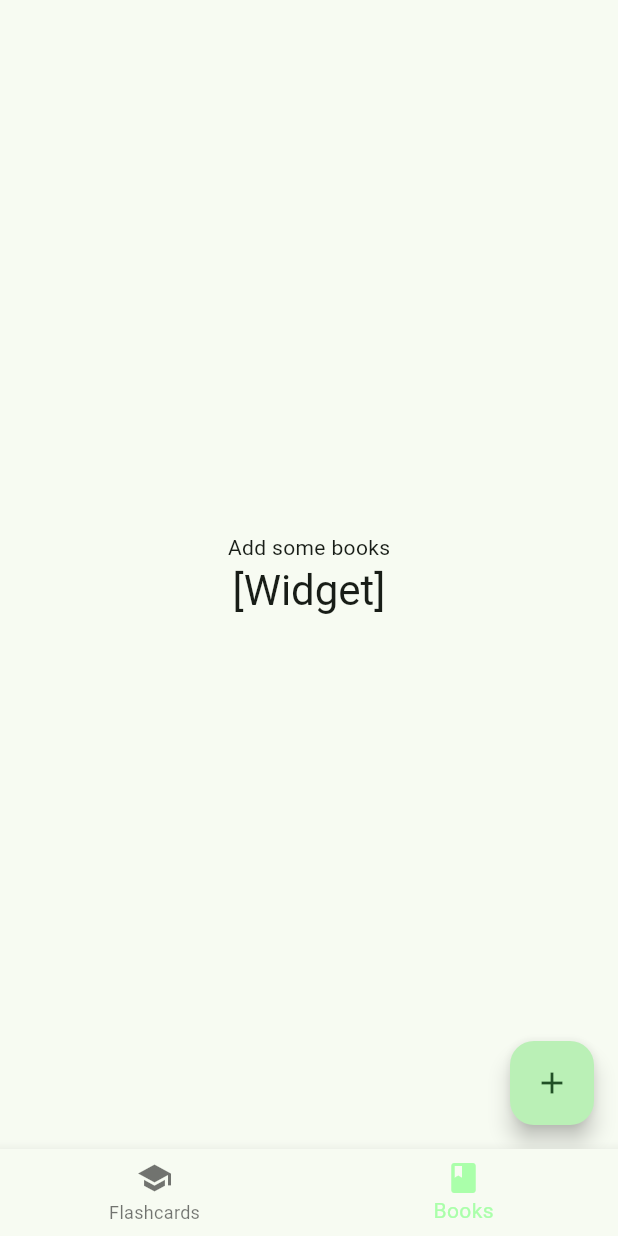
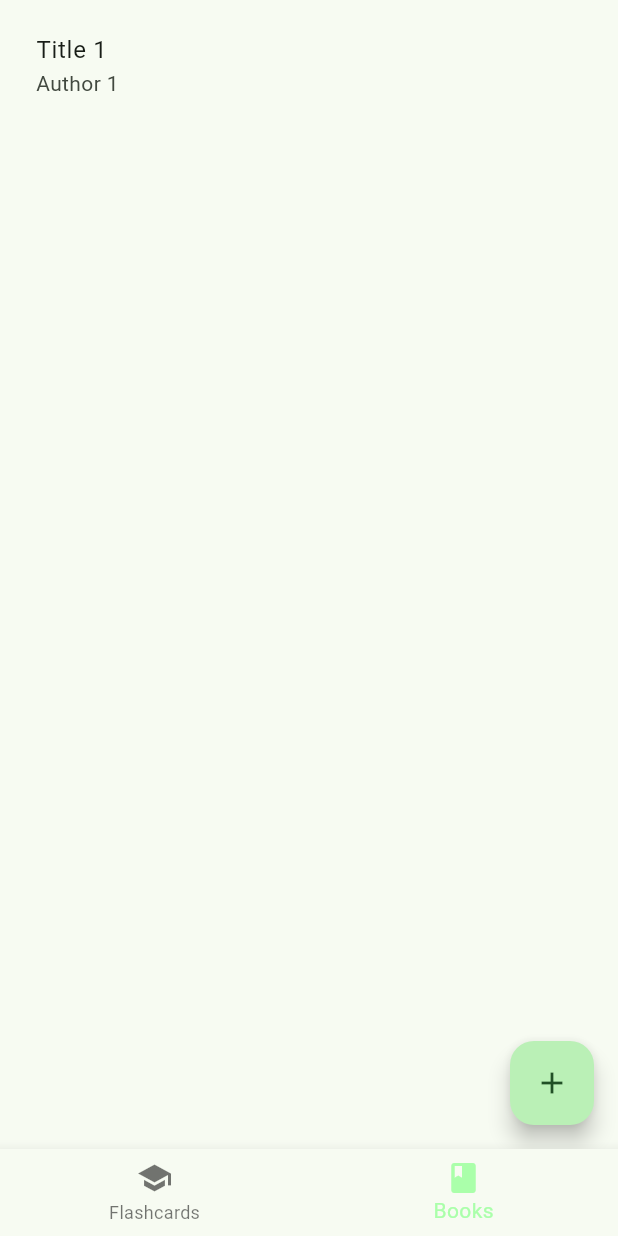
Before and after one commit to pablolambo/FlashRead, a Flutter app: the screen it shows after launch, item 2 of the bottom bar chosen, after a tap on the "add" icon, on a phone screen of 412 x 824 dp. Run offline on Flutter 3.47's test engine with Material 3 defaults, Android fonts, the phone set to English and light mode, and no system bars.

Commit message:
Added books list

```diff
--- a/src/flash_read/lib/main.dart
+++ b/src/flash_read/lib/main.dart
@@ -1,6 +1,6 @@
 import 'package:flutter/material.dart';
-import 'books_page.dart';
-import 'navigation_bar.dart';
+import 'pages/books_page.dart';
+import 'pages/navigation_bar.dart';
 
 void main() {
   runApp(const FlashReadApp());
--- /dev/null
+++ b/src/flash_read/lib/models/book_model.dart
@@ -0,0 +1,9 @@
+import 'package:flutter/material.dart';
+
+class Book {
+  String title;
+  String author;
+  final IconData _icon = Icons.book;
+
+  Book({required this.title, required this.author});
+}
--- a/src/flash_read/lib/books_page.dart
+++ b/src/flash_read/lib/pages/books_page.dart
@@ -1,3 +1,4 @@
+import 'package:flash_read/models/book_model.dart';
 import 'package:flutter/material.dart';
 
 class BooksPage extends StatefulWidget {
@@ -8,7 +9,8 @@ class BooksPage extends StatefulWidget {
 }
 
 class _BooksPageState extends State<BooksPage> {
-  List<Widget> _books = [];
+  List<Book> _books = <Book>[];
+  int _counter = 0;
 
   void _addBook() {
     setState(() {
@@ -17,29 +19,47 @@ class _BooksPageState extends State<BooksPage> {
       // so that the display can reflect the updated values. If we changed
       // _counter without calling setState(), then the build method would not be
       // called again, and so nothing would appear to happen.
-      _books.add(const Placeholder());
+      _counter++;
+      _books.add(Book(author: "Author $_counter", title: "Title $_counter"));
     });
   }
 
   @override
   Widget build(BuildContext context) {
-    // This method is rerun every time setState is called, for instance as done
-    // by the _incrementCounter method above.
+    return Scaffold(
+      body: _books.isEmpty ? showDefault() : showBooks(),
+    );
+  }
 
+  Scaffold showBooks() {
     return Scaffold(
-      body: Center(
+      body: ListView.builder(
+        itemCount: _books.length,
+        padding: const EdgeInsets.all(8),
+        itemBuilder: (context, int index) {
+          final book = _books[index];
+          return ListTile(
+            title: Text(book.title),
+            subtitle: Text(book.author),
+          );
+        },
+      ),
+      floatingActionButton: FloatingActionButton(
+        onPressed: _addBook,
+        tooltip: 'Add book',
+        child: const Icon(Icons.add),
+      ),
+    );
+  }
+
+  Scaffold showDefault() {
+    return Scaffold(
+      body: const Center(
         child: Column(
-          // TRY THIS: Invoke "debug painting" (choose the "Toggle Debug Paint"
-          // action in the IDE, or press "p" in the console), to see the
-          // wireframe for each widget.
           mainAxisAlignment: MainAxisAlignment.center,
           children: <Widget>[
-            const Text(
-              'Add some books',
-            ),
             Text(
-              '$_books',
-              style: Theme.of(context).textTheme.headlineMedium,
+              'Add new book',
             ),
           ],
         ),
--- a/src/flash_read/lib/navigation_bar.dart
+++ b/src/flash_read/lib/pages/navigation_bar.dart
@@ -1,5 +1,5 @@
-import 'package:flash_read/books_page.dart';
-import 'package:flash_read/flashcards_page.dart';
+import 'package:flash_read/pages/books_page.dart';
+import 'package:flash_read/pages/flashcards_page.dart';
 import 'package:flutter/material.dart';
 
 class NavigationBarApp extends StatefulWidget {
```
Also changed, not shown: src/flash_read/lib/pages/flashcards_page.dart (renamed from src/flash_read/lib/flashcards_page.dart).
